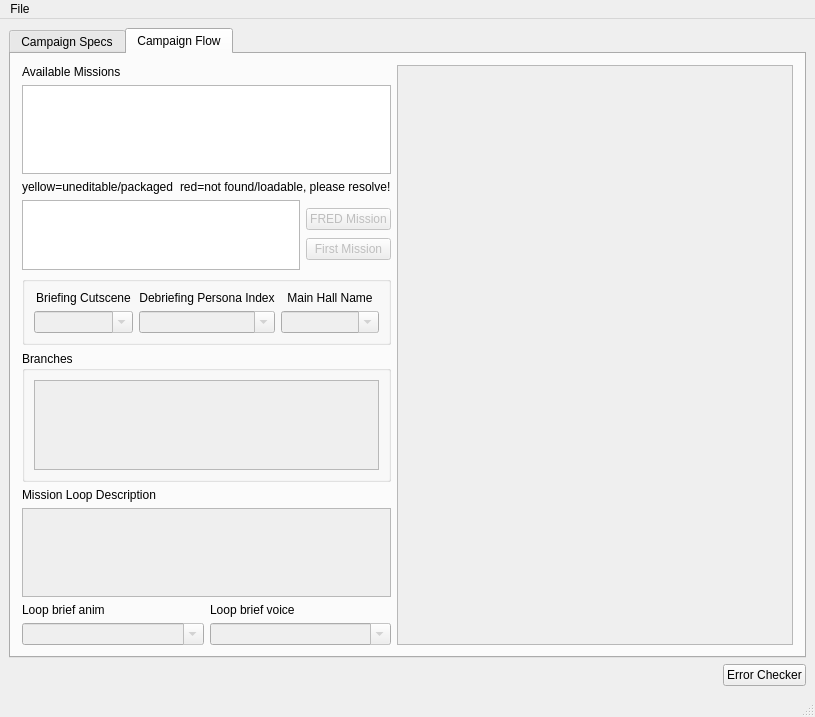
Above: qtfred/ui/CampaignEditorDialog.ui from scp-fs2open/fs2open.github.com before the change. Below: the same form after it.
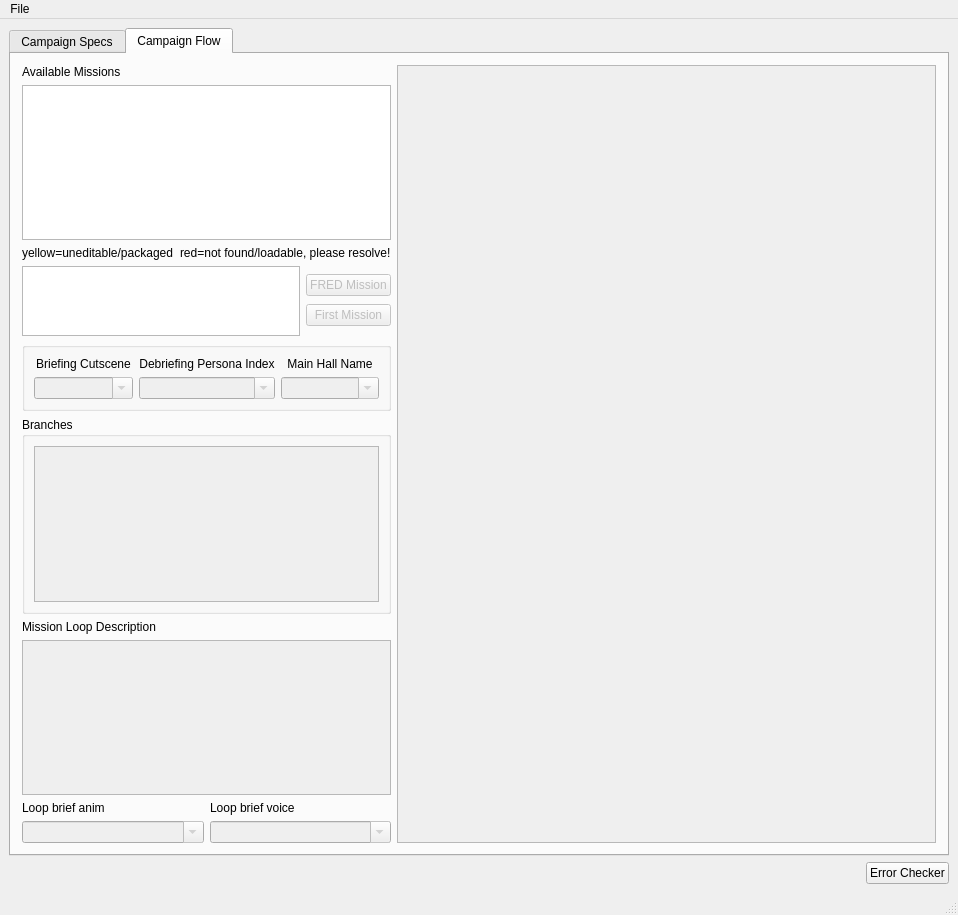
That is the form after the change. The open tabs and pages were chosen to show the change. Custom widgets are drawn as their Qt base class.

Commit message: begin setting up the ui code

```diff
--- a/qtfred/ui/CampaignEditorDialog.ui
+++ b/qtfred/ui/CampaignEditorDialog.ui
@@ -9,8 +9,8 @@
    <rect>
     <x>0</x>
     <y>0</y>
-    <width>815</width>
-    <height>717</height>
+    <width>958</width>
+    <height>915</height>
    </rect>
   </property>
   <property name="windowTitle">
@@ -156,7 +156,7 @@
          <number>11</number>
         </property>
         <item>
-         <layout class="QVBoxLayout" name="editorControls" stretch="0,0,0,0,0,0,0,0,0,1">
+         <layout class="QVBoxLayout" name="editorControls" stretch="0,0,0,0,0,0,0,0,0">
           <item>
            <widget class="QLabel" name="lblMissions">
             <property name="text">
@@ -406,19 +406,6 @@
             </item>
            </layout>
           </item>
-          <item>
-           <spacer name="spaceBottom">
-            <property name="orientation">
-             <enum>Qt::Vertical</enum>
-            </property>
-            <property name="sizeHint" stdset="0">
-             <size>
-              <width>20</width>
-              <height>40</height>
-             </size>
-            </property>
-           </spacer>
-          </item>
          </layout>
         </item>
         <item>
@@ -432,7 +419,7 @@
              <x>0</x>
              <y>0</y>
              <width>416</width>
-             <height>575</height>
+             <height>544</height>
             </rect>
            </property>
           </widget>
@@ -473,7 +460,7 @@
     <rect>
      <x>0</x>
      <y>0</y>
-     <width>815</width>
+     <width>958</width>
      <height>22</height>
     </rect>
    </property>
```
Left out of the diff: 70 changed lines with no effect on the pictures. The commit also changes 4 other files.
